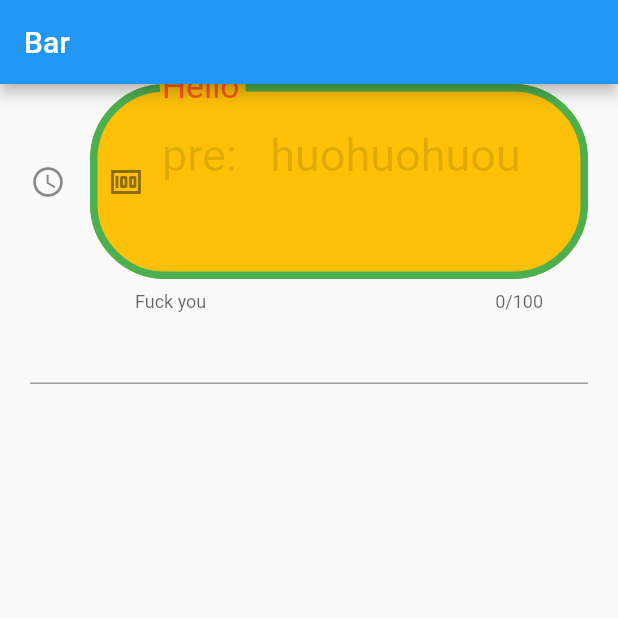
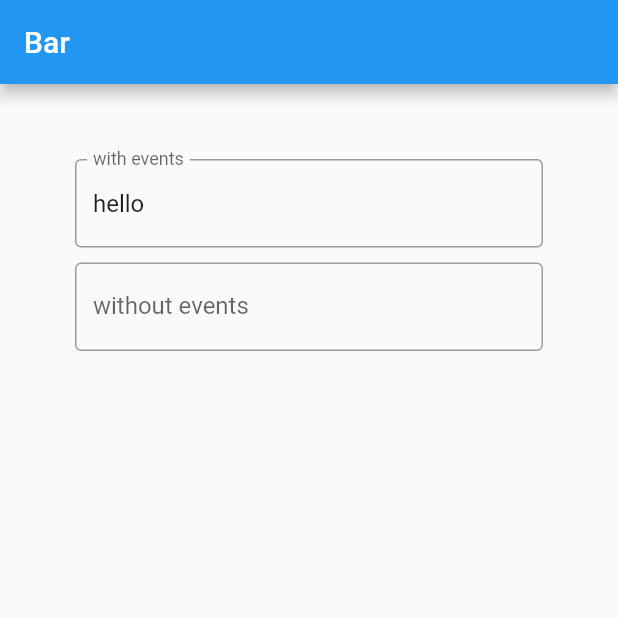
Before and after one commit to ivan100kg/flutter_course_1, a Flutter app: the screen it shows after launch, on a phone screen of 412 x 824 dp, the top half of it. Run offline on Flutter 3.47's test engine with Material 2 defaults, Android fonts, the phone set to English and light mode, and no system bars.

Commit message:
Add events

```diff
--- a/flutter_complete_guide/lib/widgets/textfield.dart
+++ b/flutter_complete_guide/lib/widgets/textfield.dart
@@ -1,80 +1,68 @@
+import 'dart:io';
+
 import 'package:flutter/material.dart';
 import 'package:flutter/src/widgets/framework.dart';
 import 'package:flutter/src/widgets/placeholder.dart';
 
-class MyTextField extends StatelessWidget {
+class MyTextField extends StatefulWidget {
   const MyTextField({super.key});
 
   @override
+  State<MyTextField> createState() => _MyTextFieldState();
+}
+
+class _MyTextFieldState extends State<MyTextField> {
+  final _controllerOne = TextEditingController(text: 'hello ');
+  final _controllerTwo = TextEditingController();
+
+  void _onChanged(String text) => print('_onChanged $text');
+
+  void _onEditingComplete() => print('_onEditingComplete');
+
+  void _onSubmitted(String text) => print('_onSubmitted $text');
+
+  void _onTab() {
+    _controllerOne.clear();
+    print('_onTab');
+  }
+
+  void _onAppPrivateCommand(String text, Map args) {
+    print('_onAppPrivateCommand $text');
+    print('_onAppPrivateCommand $args');
+  }
+
+  @override
   Widget build(BuildContext context) {
-    return Column(
-      children: [
-        Center(
-          child: Padding(
-            padding: const EdgeInsets.symmetric(horizontal: 20),
-            child: TextField(
-              textInputAction: TextInputAction.next,
-              keyboardType: TextInputType.number,
+    return Center(
+      child: Padding(
+        padding: EdgeInsets.all(50),
+        child: Column(
+          children: [
+            TextField(
+              controller: _controllerOne,
+              onChanged: _onChanged,
+              onEditingComplete: _onEditingComplete,
+              onSubmitted: _onSubmitted,
+              onTap: _onTab,
+              onAppPrivateCommand: _onAppPrivateCommand,
               decoration: InputDecoration(
-                enabled: true,
-                errorText: null,
-                icon: Icon(Icons.access_time),
+                labelText: 'with events',
                 border: OutlineInputBorder(),
-                enabledBorder: OutlineInputBorder(
-                  borderSide: BorderSide(
-                    color: Colors.green,
-                    width: 5,
-                  ),
-                  borderRadius: BorderRadius.all(
-                    Radius.circular(50),
-                  ),
-                ),
-                labelText: 'Hello',
-                labelStyle: TextStyle(
-                  color: Colors.deepOrange,
-                ),
-                helperText: 'Fuck you',
-                helperStyle: TextStyle(),
-                helperMaxLines: 1,
-                hintText: 'huohuohuou',
-                hintStyle: TextStyle(
-                  color: Colors.black12,
-                ),
-                floatingLabelBehavior: FloatingLabelBehavior.always,
-                prefixIcon: Icon(Icons.money),
-                prefix: Text('pre: '),
-                isCollapsed: true,
-                contentPadding: EdgeInsets.all(30),
-                filled: true,
-                fillColor: Colors.amber,
-                focusColor: Colors.black26,
-                hoverColor: Colors.black,
               ),
-              enableSuggestions: true,
-              textCapitalization: TextCapitalization.characters,
-              style: TextStyle(
-                fontSize: 30,
+            ),
+            SizedBox(
+              height: 10,
+            ),
+            TextField(
+              controller: _controllerTwo,
+              decoration: InputDecoration(
+                labelText: 'without events',
+                border: OutlineInputBorder(),
               ),
-              maxLines: 2,
-              minLines: 2,
-              maxLength: 100,
-              textAlign: TextAlign.center,
             ),
-          ),
+          ],
         ),
-        Center(
-          child: Padding(
-            padding: const EdgeInsets.symmetric(horizontal: 20),
-            child: TextField(
-              textInputAction: TextInputAction.next,
-              obscureText: true,
-              obscuringCharacter: '#',
-              autocorrect: false,
-              enableSuggestions: false,
-            ),
-          ),
-        ),
-      ],
+      ),
     );
   }
 }
```
